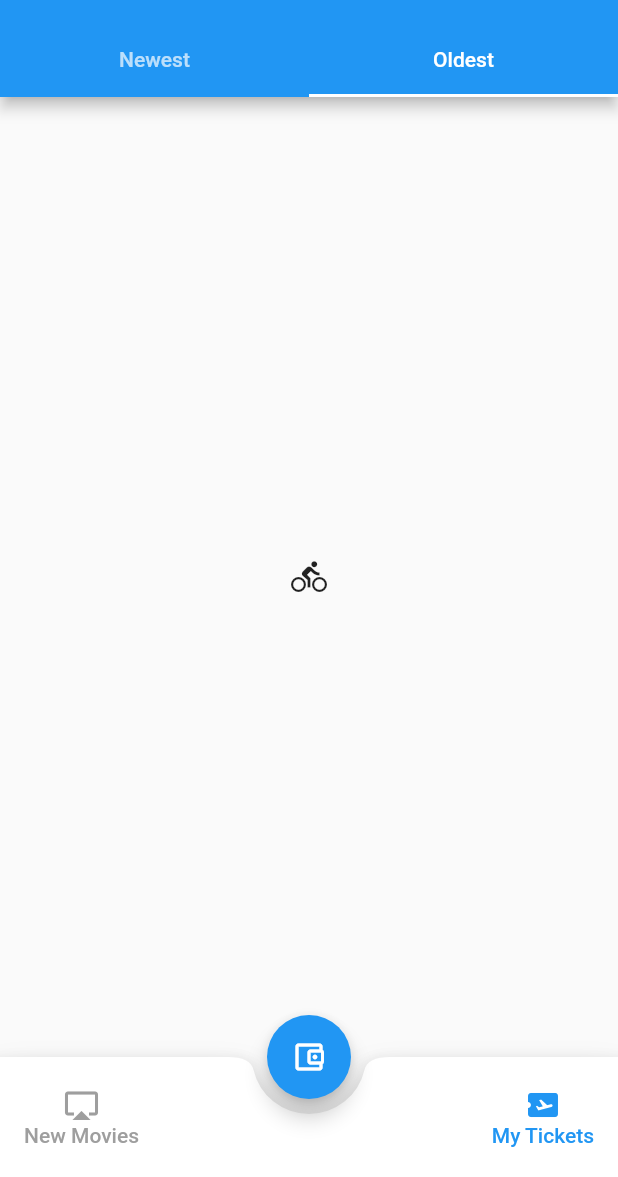
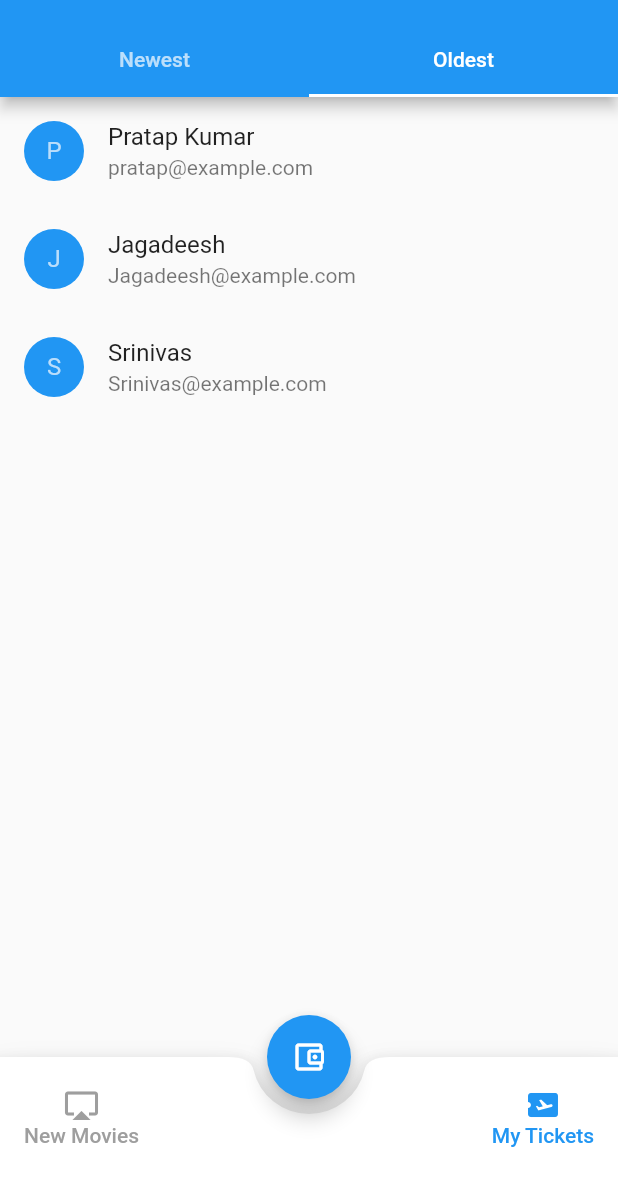
Before and after one commit to rafifandy/project_uas, a Flutter app: the Tiket screen opened directly, tab 2 chosen, after a tap on "My Tickets", on a phone screen of 412 x 824 dp, the part 59-1236 px from its top. Run offline on Flutter 3.47's test engine with Material 2 defaults, Android fonts, the phone set to English and light mode, and no system bars; our stand-ins replace carousel_slider, form_field_validator, shared_preferences, splashscreen; accounts and stored records are empty; network calls fail.

Commit message:
ubah tampilan dikit

```diff
--- a/lib/pages/pertama.dart
+++ b/lib/pages/pertama.dart
@@ -91,7 +91,7 @@ class Pertama extends State<PertamaPage> {
                   ),
                 ),
                 new Image.asset(
-                  'assets/user_pic.png',
+                  'assets/profil.png',
                   height: 100,
                 ),
                 Container(
@@ -179,7 +179,7 @@ class Pertama extends State<PertamaPage> {
   Widget button() {
     return FloatingActionButton(
       child: Icon(Icons.arrow_forward),
-      backgroundColor: Colors.purple,
+      backgroundColor: Colors.red[900],
       elevation: 0,
       onPressed: () {
         if (formkey.currentState!.validate()) {
--- a/lib/pages/tiket.dart
+++ b/lib/pages/tiket.dart
@@ -1,46 +1,52 @@
+import 'dart:convert';
+import 'dart:async';
 import 'package:flutter/material.dart';
+import 'package:http/http.dart' as http;
+//import 'package:project_uts/model/pesantiket.dart';
 import '../model/preferensi.dart';
+import '../model/Tiket.dart';
 import 'topup.dart';
 import 'movies.dart';
 
-class Tiket extends StatefulWidget{
+class Tiket extends StatefulWidget {
   State<StatefulWidget> createState() {
     // TODO: implement createState
     return _tiket();
   }
 }
 
-class _tiket extends State<Tiket>{
+class _tiket extends State<Tiket> {
   void initState() {
     super.initState();
   }
 
-  Widget build(BuildContext context){
+  Widget build(BuildContext context) {
+//    getTiket();
     return DefaultTabController(
         length: 2,
         child: Scaffold(
           appBar: AppBar(
             title: Text('Tiket'),
-            bottom: const TabBar(
-                tabs:[
-                  Tab(text: 'Newest'),
-                  Tab(text: 'Oldest'),
-                ]
-              ),
-            ),
-          body: const TabBarView(
+            bottom: const TabBar(tabs: [
+              Tab(text: 'Newest'),
+              Tab(text: 'Oldest'),
+            ]),
+          ),
+          body: TabBarView(
             children: [
-              Icon(Icons.directions_car),
-              Icon(Icons.directions_bike),
+              MissedCallsPage(),
+              ReceivedCallsPage(),
             ],
           ),
           floatingActionButton: FloatingActionButton(
             child: Icon(Icons.account_balance_wallet_outlined),
-            onPressed: (){
-              Navigator.push(context, MaterialPageRoute(builder: (context)=>Topup()));
+            onPressed: () {
+              Navigator.push(
+                  context, MaterialPageRoute(builder: (context) => Topup()));
             },
           ),
-          floatingActionButtonLocation: FloatingActionButtonLocation.centerDocked,
+          floatingActionButtonLocation:
+              FloatingActionButtonLocation.centerDocked,
           bottomNavigationBar: BottomAppBar(
             shape: CircularNotchedRectangle(),
             notchMargin: 10,
@@ -51,8 +57,9 @@ class _tiket extends State<Tiket>{
                 children: [
                   MaterialButton(
                     minWidth: 60,
-                    onPressed: (){
-                      Navigator.push(context, MaterialPageRoute(builder: (context)=>Movies()));
+                    onPressed: () {
+                      Navigator.push(context,
+                          MaterialPageRoute(builder: (context) => Movies()));
                     },
                     child: Column(
                       mainAxisAlignment: MainAxisAlignment.center,
@@ -61,18 +68,13 @@ class _tiket extends State<Tiket>{
                           Icons.airplay,
                           color: Colors.grey,
                         ),
-                        Text(
-                            'New Movies',
-                            style: TextStyle(color: Colors.grey)
-                        )
+                        Text('New Movies', style: TextStyle(color: Colors.grey))
                       ],
                     ),
                   ),
                   MaterialButton(
                     minWidth: 60,
-                    onPressed: (){
-
-                    },
+                    onPressed: () {},
                     child: Column(
                       mainAxisAlignment: MainAxisAlignment.center,
                       children: [
@@ -80,19 +82,151 @@ class _tiket extends State<Tiket>{
                           Icons.airplane_ticket,
                           color: Colors.blue,
                         ),
-                        Text(
-                            'My Tickets',
-                            style: TextStyle(color: Colors.blue)
-                        )
+                        Text('My Tickets', style: TextStyle(color: Colors.blue))
                       ],
                     ),
                   ),
-
                 ],
               ),
             ),
           ),
-        )
-    );
+        ));
   }
 }
+
+List<Contact> missedCallContacts = [
+  Contact(fullName: 'Pratap Kumar', email: 'pratap@example.com'),
+  Contact(fullName: 'Jagadeesh', email: 'Jagadeesh@example.com'),
+  Contact(fullName: 'Srinivas', email: 'Srinivas@example.com'),
+  Contact(fullName: 'Narendra', email: 'Narendra@example.com'),
+  Contact(fullName: 'Sravan ', email: 'Sravan@example.com'),
+  Contact(fullName: 'Ranganadh', email: 'Ranganadh@example.com'),
+  Contact(fullName: 'Karthik', email: 'Karthik@example.com'),
+  Contact(fullName: 'Saranya', email: 'Saranya@example.com'),
+  Contact(fullName: 'Mahesh', email: 'Mahesh@example.com'),
+];
+
+class MissedCallsPage extends StatefulWidget {
+  @override
+  State<StatefulWidget> createState() {
+    // TODO: implement createState
+    return new _MissedCallsPage();
+  }
+}
+
+class _MissedCallsPage extends State<MissedCallsPage> {
+  final String url = 'http://192.168.0.2/api/history-tiket/';
+  List<TiketList> tikets = [];
+  Future getTiketData(String email) async {
+    final response = await http.get(Uri.parse(url + email));
+    if (response.statusCode == 200) {
+      final data = jsonDecode(response.body);
+      setState(() {
+        for (int i = 0; i < data.length; i++) {
+          if (data[i] != null) {
+            Map<String, dynamic> map = data[i];
+            tikets.add(TiketList.fromJson(map));
+          }
+        }
+      });
+      return tikets;
+    } else {
+      throw Exception('failed to load');
+    }
+  }
+
+  @override
+  Widget build(BuildContext context) {
+    return Scaffold(
+        body: new Column(
+      children: <Widget>[
+        FutureBuilder(
+            future: getTiketData(Preferensi().getEmail),
+            builder: (BuildContext context, AsyncSnapshot snapshot) {
+              if (snapshot.hasData) {
+                return new Expanded(
+                  child: new ListView.builder(
+                    itemCount: snapshot.data!.length,
+                    itemBuilder: (context, index) {
+                      return ListTile(
+                        title: Text(
+                          '${snapshot.data[index].nama}',
+                        ),
+                        subtitle: Text('${snapshot.data[index].email}'),
+                        leading: new CircleAvatar(
+                            backgroundColor: Colors.blue,
+                            child: Text(
+                                '${snapshot.data[index].nama.substring(0, 1)}')),
+                        onTap: () => _onTapItem(context, snapshot.data[index]),
+                      );
+                    },
+                  ),
+                );
+              } else {
+                return Center(child: CircularProgressIndicator());
+              }
+            })
+      ],
+    ));
+  }
+
+  void _onTapItem(BuildContext context, Contact post) {
+    Scaffold.of(context).showSnackBar(
+        new SnackBar(content: new Text("Tap on " + ' - ' + post.fullName)));
+  }
+}
+
+List<Contact> receivedCallContacts = [
+  Contact(fullName: 'Pratap Kumar', email: 'pratap@example.com'),
+  Contact(fullName: 'Jagadeesh', email: 'Jagadeesh@example.com'),
+  Contact(fullName: 'Srinivas', email: 'Srinivas@example.com'),
+];
+
+class ReceivedCallsPage extends StatefulWidget {
+  @override
+  State<StatefulWidget> createState() {
+    // TODO: implement createState
+    return new _ReceivedCallsPage();
+  }
+}
+
+class _ReceivedCallsPage extends State<ReceivedCallsPage> {
+  @override
+  Widget build(BuildContext context) {
+    return Scaffold(
+        body: new Column(
+      children: <Widget>[
+        new Expanded(
+          child: new ListView.builder(
+            itemCount: receivedCallContacts.length,
+            itemBuilder: (context, index) {
+              return ListTile(
+                title: Text(
+                  '${receivedCallContacts[index].fullName}',
+                ),
+                subtitle: Text('${receivedCallContacts[index].email}'),
+                leading: new CircleAvatar(
+                    backgroundColor: Colors.blue,
+                    child: Text(
+                        '${receivedCallContacts[index].fullName.substring(0, 1)}')),
+                onTap: () => _onTapItem(context, receivedCallContacts[index]),
+              );
+            },
+          ),
+        ),
+      ],
+    ));
+  }
+
+  void _onTapItem(BuildContext context, Contact post) {
+    Scaffold.of(context).showSnackBar(
+        new SnackBar(content: new Text("Tap on " + ' - ' + post.fullName)));
+  }
+}
+
+class Contact {
+  final String fullName;
+  final String email;
+
+  const Contact({required this.fullName, required this.email});
+}
```
Also changed, not shown: lib/model/Tiket.dart (added, +7 -0 lines), lib/pages/movies.dart (+12 -5 lines), assets/profil.png (added).
